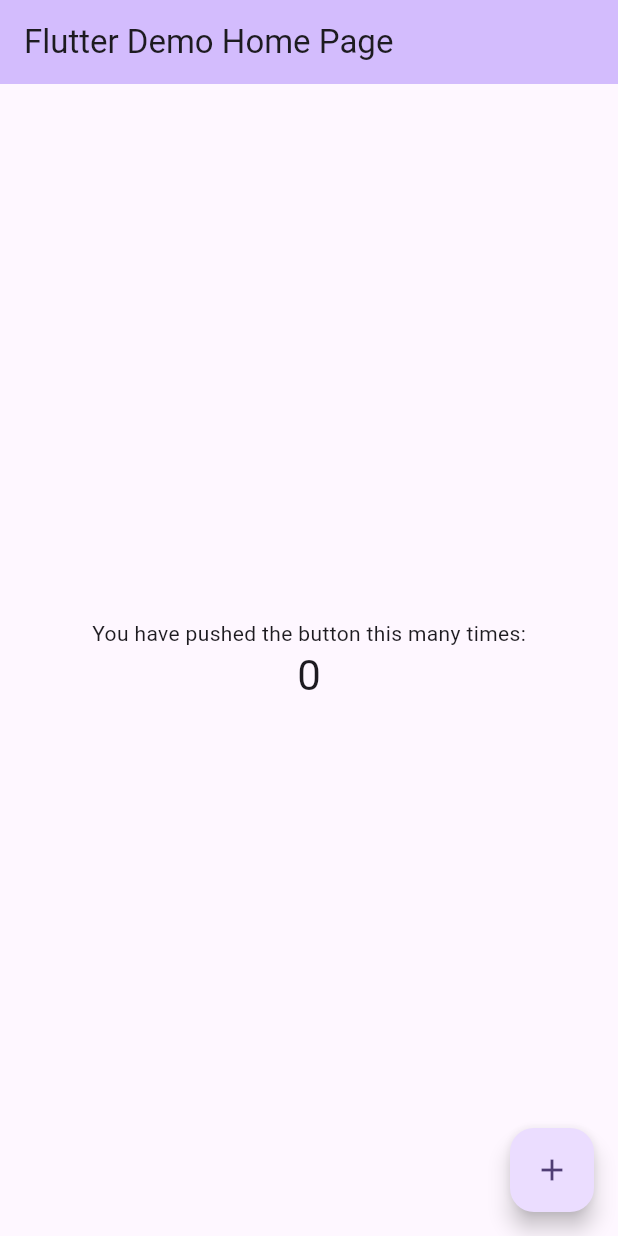
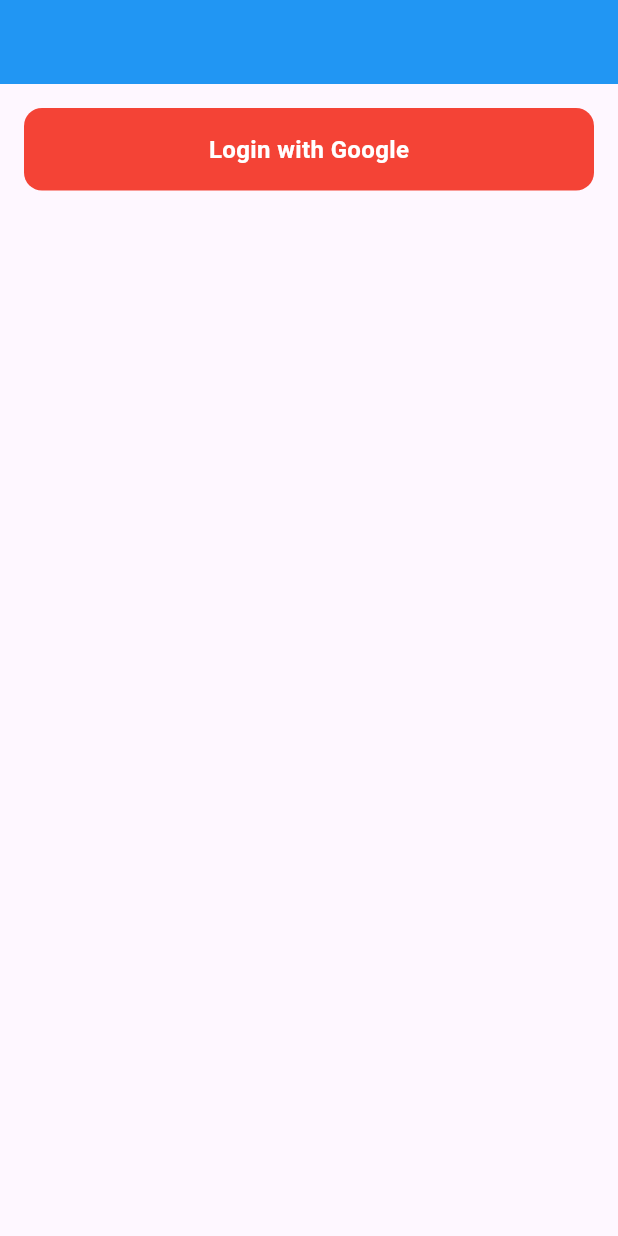
Before and after one commit to mokshajoshi/flutter_firebase_authentication, a Flutter app: the screen it shows after launch, on a phone screen of 412 x 824 dp. Run offline on Flutter 3.47's test engine with Material 3 defaults, Android fonts, the phone set to English and light mode, and no system bars; our stand-ins replace firebase_core, google_sign_in; accounts and stored records are empty.

Commit message:
google auth done

```diff
--- a/lib/main.dart
+++ b/lib/main.dart
@@ -1,3 +1,4 @@
+import 'package:firebase_authentication/screens/home_screen.dart';
 import 'package:flutter/material.dart';
 
 void main() {
@@ -11,115 +12,13 @@ class MyApp extends StatelessWidget {
   @override
   Widget build(BuildContext context) {
     return MaterialApp(
+      debugShowCheckedModeBanner: false,
       title: 'Flutter Demo',
       theme: ThemeData(
-        // This is the theme of your application.
-        //
-        // TRY THIS: Try running your application with "flutter run". You'll see
-        // the application has a purple toolbar. Then, without quitting the app,
-        // try changing the seedColor in the colorScheme below to Colors.green
-        // and then invoke "hot reload" (save your changes or press the "hot
-        // reload" button in a Flutter-supported IDE, or press "r" if you used
-        // the command line to start the app).
-        //
-        // Notice that the counter didn't reset back to zero; the application
-        // state is not lost during the reload. To reset the state, use hot
-        // restart instead.
-        //
-        // This works for code too, not just values: Most code changes can be
-        // tested with just a hot reload.
         colorScheme: ColorScheme.fromSeed(seedColor: Colors.deepPurple),
         useMaterial3: true,
       ),
-      home: const MyHomePage(title: 'Flutter Demo Home Page'),
+      home: const HomeScreen(),
     );
   }
 }
-
-class MyHomePage extends StatefulWidget {
-  const MyHomePage({super.key, required this.title});
-
-  // This widget is the home page of your application. It is stateful, meaning
-  // that it has a State object (defined below) that contains fields that affect
-  // how it looks.
-
-  // This class is the configuration for the state. It holds the values (in this
-  // case the title) provided by the parent (in this case the App widget) and
-  // used by the build method of the State. Fields in a Widget subclass are
-  // always marked "final".
-
-  final String title;
-
-  @override
-  State<MyHomePage> createState() => _MyHomePageState();
-}
-
-class _MyHomePageState extends State<MyHomePage> {
-  int _counter = 0;
-
-  void _incrementCounter() {
-    setState(() {
-      // This call to setState tells the Flutter framework that something has
-      // changed in this State, which causes it to rerun the build method below
-      // so that the display can reflect the updated values. If we changed
-      // _counter without calling setState(), then the build method would not be
-      // called again, and so nothing would appear to happen.
-      _counter++;
-    });
-  }
-
-  @override
-  Widget build(BuildContext context) {
-    // This method is rerun every time setState is called, for instance as done
-    // by the _incrementCounter method above.
-    //
-    // The Flutter framework has been optimized to make rerunning build methods
-    // fast, so that you can just rebuild anything that needs updating rather
-    // than having to individually change instances of widgets.
-    return Scaffold(
-      appBar: AppBar(
-        // TRY THIS: Try changing the color here to a specific color (to
-        // Colors.amber, perhaps?) and trigger a hot reload to see the AppBar
-        // change color while the other colors stay the same.
-        backgroundColor: Theme.of(context).colorScheme.inversePrimary,
-        // Here we take the value from the MyHomePage object that was created by
-        // the App.build method, and use it to set our appbar title.
-        title: Text(widget.title),
-      ),
-      body: Center(
-        // Center is a layout widget. It takes a single child and positions it
-        // in the middle of the parent.
-        child: Column(
-          // Column is also a layout widget. It takes a list of children and
-          // arranges them vertically. By default, it sizes itself to fit its
-          // children horizontally, and tries to be as tall as its parent.
-          //
-          // Column has various properties to control how it sizes itself and
-          // how it positions its children. Here we use mainAxisAlignment to
-          // center the children vertically; the main axis here is the vertical
-          // axis because Columns are vertical (the cross axis would be
-          // horizontal).
-          //
-          // TRY THIS: Invoke "debug painting" (choose the "Toggle Debug Paint"
-          // action in the IDE, or press "p" in the console), to see the
-          // wireframe for each widget.
-          mainAxisAlignment: MainAxisAlignment.center,
-          children: <Widget>[
-            const Text(
-              'You have pushed the button this many times:',
-            ),
-            Text(
-              '$_counter',
-              style: Theme.of(context).textTheme.headlineMedium,
-            ),
-          ],
-        ),
-      ),
-      floatingActionButton: FloatingActionButton(
-        onPressed: _incrementCounter,
-        tooltip: 'Increment',
-        child: const Icon(Icons.add),
-      ), // This trailing comma makes auto-formatting nicer for build methods.
-    );
-  }
-}
--- /dev/null
+++ b/lib/screens/home_screen.dart
@@ -0,0 +1,67 @@
+import 'package:flutter/cupertino.dart';
+import 'package:flutter/material.dart';
+import 'package:google_sign_in/google_sign_in.dart';
+
+class HomeScreen extends StatefulWidget {
+  const HomeScreen({super.key});
+
+  @override
+  State<HomeScreen> createState() => _HomeScreenState();
+}
+
+class _HomeScreenState extends State<HomeScreen> {
+  @override
+  Widget build(BuildContext context) {
+    return Scaffold(
+      appBar: AppBar(
+        backgroundColor: Colors.blue,
+      ),
+      body: SafeArea(child: body()),
+    );
+  }
+
+  Widget body() {
+    return Padding(
+      padding: const EdgeInsets.all(16),
+      child: Column(
+        crossAxisAlignment: CrossAxisAlignment.start,
+        children: [
+          GestureDetector(
+            onTap: () {
+              googleSignIn();
+            },
+            child: Container(
+              padding: const EdgeInsets.all(16),
+              decoration: BoxDecoration(
+                color: Colors.red,
+                borderRadius: BorderRadius.circular(12),
+              ),
+              child: const Center(
+                child: Text(
+                  "Login with Google",
+                  style: TextStyle(
+                    color: Colors.white,
+                    fontWeight: FontWeight.bold,
+                    fontSize: 16,
+                  ),
+                ),
+              ),
+            ),
+          ),
+        ],
+      ),
+    );
+  }
+
+  googleSignIn() async {
+    List<String> scopes = ["email"];
+
+    GoogleSignIn googleSignIn = GoogleSignIn(scopes: scopes);
+    var user = await googleSignIn.signIn();
+
+    if (user != null && (user.email != "" || user.email.isNotEmpty)) {
+      print("Display Name --> ${user.displayName!}");
+      print("Email --> ${user.email!}");
+    }
+  }
+}
--- a/pubspec.yaml
+++ b/pubspec.yaml
@@ -35,6 +35,8 @@ dependencies:
   # The following adds the Cupertino Icons font to your application.
   # Use with the CupertinoIcons class for iOS style icons.
   cupertino_icons: ^1.0.6
+  firebase_core: ^2.31.1
+  google_sign_in: ^6.2.1
 
 dev_dependencies:
   flutter_test:
```
Also changed, not shown: firebase.json (added), lib/firebase_options.dart (added), pubspec.lock, 8 other files.
